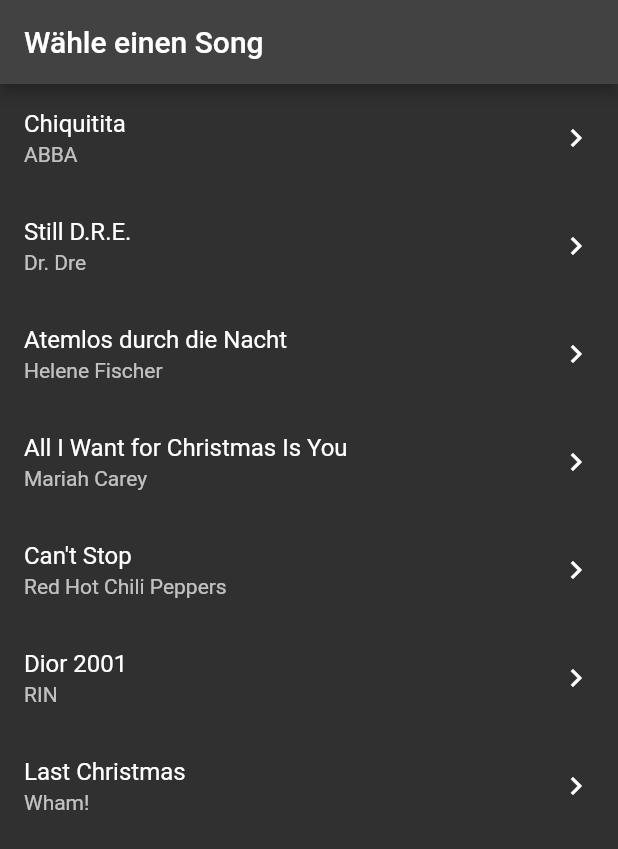
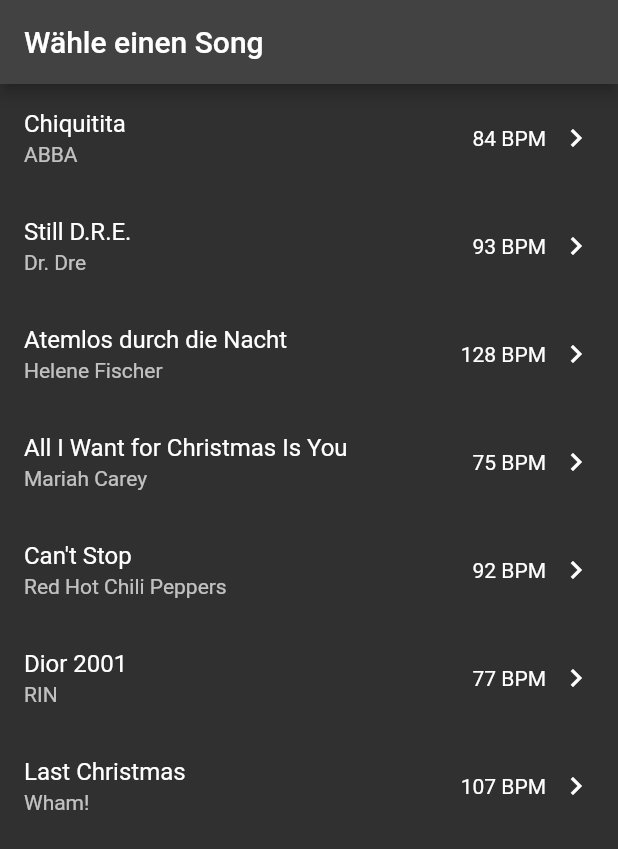
Before and after one commit to Voakie/headbang, a Flutter app: the screen it shows after launch, on a phone screen of 412 x 824 dp. Shown: the top 849 px of the screen. Run offline on Flutter 3.47's test engine with Material 2 defaults, Android fonts, the phone set to English and light mode, and no system bars; our stand-ins replace flutter_blue, just_audio, permission_handler; missing offline and left inert: esense_flutter.

```diff
--- a/lib/main.dart
+++ b/lib/main.dart
@@ -1,5 +1,4 @@
 import 'package:flutter/material.dart';
-import 'package:headbang/model/song_player.dart';
 import 'package:headbang/views/song_list_view.dart';
 
 void main() {
@@ -15,59 +14,15 @@ class MyApp extends StatelessWidget {
     return MaterialApp(
       title: 'Flutter Demo',
       theme: ThemeData.dark(),
-      home: MyHomePage(title: 'Wähle einen Song'),
+      home: Scaffold(
+        appBar: AppBar(
+          // Here we take the value from the MyHomePage object that was created by
+          // the App.build method, and use it to set our appbar title.
+          title: const Text("Wähle einen Song"),
+        ),
+        body:
+            const SongListView(), // This trailing comma makes auto-formatting nicer for build methods.
+      ),
     );
   }
 }
-
-class MyHomePage extends StatefulWidget {
-  MyHomePage({super.key, required this.title});
-
-  // This widget is the home page of your application. It is stateful, meaning
-  // that it has a State object (defined below) that contains fields that affect
-  // how it looks.
-
-  // This class is the configuration for the state. It holds the values (in this
-  // case the title) provided by the parent (in this case the App widget) and
-  // used by the build method of the State. Fields in a Widget subclass are
-  // always marked "final".
-
-  final String title;
-  final SongPlayer songPlayer = SongPlayer();
-
-  @override
-  State<MyHomePage> createState() => _MyHomePageState();
-}
-
-class _MyHomePageState extends State<MyHomePage> {
-  int _counter = 0;
-
-  void _incrementCounter() {
-    setState(() {
-      // This call to setState tells the Flutter framework that something has
-      // changed in this State, which causes it to rerun the build method below
-      // so that the display can reflect the updated values. If we changed
-      // _counter without calling setState(), then the build method would not be
-      // called again, and so nothing would appear to happen.
-      _counter++;
-    });
-  }
-
-  @override
-  Widget build(BuildContext context) {
-    // This method is rerun every time setState is called, for instance as done
-    // by the _incrementCounter method above.
-    //
-    // The Flutter framework has been optimized to make rerunning build methods
-    // fast, so that you can just rebuild anything that needs updating rather
-    // than having to individually change instances of widgets.
-    return Scaffold(
-      appBar: AppBar(
-        // Here we take the value from the MyHomePage object that was created by
-        // the App.build method, and use it to set our appbar title.
-        title: Text(widget.title),
-      ),
-      body: SongListView(), // This trailing comma makes auto-formatting nicer for build methods.
-    );
-  }
-}
--- a/lib/model/song.dart
+++ b/lib/model/song.dart
@@ -1,12 +1,13 @@
 class Song {
-  final int id = DateTime.now().millisecondsSinceEpoch;
+  final int id;
   final String name;
   final String author;
   final int bpm;
   final String source;
 
-  Song(
-      {required this.name,
+  const Song(
+      {required this.id,
+      required this.name,
       required this.author,
       required this.bpm,
       required this.source});
--- a/lib/model/song_player.dart
+++ b/lib/model/song_player.dart
@@ -11,7 +11,7 @@ class SongPlayer {
     _song = song;
 
     await _player.setAsset(song.source);
-    await _player.play();
+    _player.play();
   }
 
   Future<void> togglePlaying() async {
--- a/lib/views/song_list_view.dart
+++ b/lib/views/song_list_view.dart
@@ -4,48 +4,57 @@ import 'package:headbang/model/song.dart';
 import 'package:headbang/views/song_player_view.dart';
 
 class SongListView extends StatelessWidget {
-  final List<Song> song = [
+  final List<Song> song = const [
     Song(
+        id: 0,
         name: "Chiquitita",
         author: "ABBA",
-        bpm: 0,
+        bpm: 84,
         source: "assets/songs/ABBA - Chiquitita-converted.mp3"),
     Song(
+        id: 1,
         name: "Still D.R.E.",
         author: "Dr. Dre",
-        bpm: 0,
+        bpm: 93,
         source:
             "assets/songs/Dr. Dre, Snoop Dogg - Still D.R.E.-converted.mp3"),
     Song(
+        id: 2,
         name: "Atemlos durch die Nacht",
         author: "Helene Fischer",
-        bpm: 0,
+        bpm: 128,
         source:
             "assets/songs/Helene Fischer - Atemlos durch die Nacht-converted.mp3"),
     Song(
+        id: 3,
         name: "All I Want for Christmas Is You",
         author: "Mariah Carey",
-        bpm: 0,
+        bpm: 75,
         source:
             "assets/songs/Mariah Carey - All I Want for Christmas Is You-converted.mp3"),
     Song(
+        id: 4,
         name: "Can't Stop",
         author: "Red Hot Chili Peppers",
-        bpm: 0,
+        bpm: 92,
         source:
             "assets/songs/Red Hot Chili Peppers - Can't Stop-converted.mp3"),
     Song(
+        id: 5,
         name: "Dior 2001",
         author: "RIN",
-        bpm: 0,
+        bpm: 77,
         source: "assets/songs/RIN - Dior 2001-converted.mp3"),
     Song(
+        id: 6,
         name: "Last Christmas",
         author: "Wham!",
-        bpm: 0,
+        bpm: 107,
         source:
             "assets/songs/Wham! - Last Christmas - Remastered-converted.mp3"),
   ];
+
+  const SongListView({super.key});
 
   @override
   Widget build(BuildContext context) {
@@ -61,9 +70,9 @@ class SongListView extends StatelessWidget {
 }
 
 class SongListEntry extends StatelessWidget {
-  SongListEntry({super.key, required this.song});
+  const SongListEntry({super.key, required this.song});
 
-  Song song;
+  final Song song;
 
   void playSong(BuildContext context) {
     Navigator.of(context).push(
@@ -75,7 +84,17 @@ class SongListEntry extends StatelessWidget {
     return ListTile(
       title: Text(song.name),
       subtitle: Text(song.author),
-      trailing: const Icon(Icons.chevron_right),
+      trailing: Row(
+        mainAxisAlignment: MainAxisAlignment.end,
+        mainAxisSize: MainAxisSize.min,
+        children: [
+          Container(
+            padding: const EdgeInsets.only(right: 8.0),
+            child: Text("${song.bpm.toString()} BPM"),
+          ),
+          const Icon(Icons.chevron_right),
+        ],
+      ),
       onTap: () => playSong(context),
     );
   }
--- a/pubspec.yaml
+++ b/pubspec.yaml
@@ -37,6 +37,9 @@ dependencies:
   # Use with the CupertinoIcons class for iOS style icons.
   cupertino_icons: ^1.0.2
   just_audio: ^0.9.30
+  esense_flutter: ^0.6.2
+  permission_handler: ^10.2.0
+  flutter_blue: 0.8.0
 
 dev_dependencies:
   flutter_test:
```
Also changed, not shown: lib/device_manager.dart (added, +69 -0 lines), lib/views/esense_status_view.dart (added, +40 -0 lines), lib/views/song_player_view.dart (+17 -4 lines), pubspec.lock, 4 other files.
